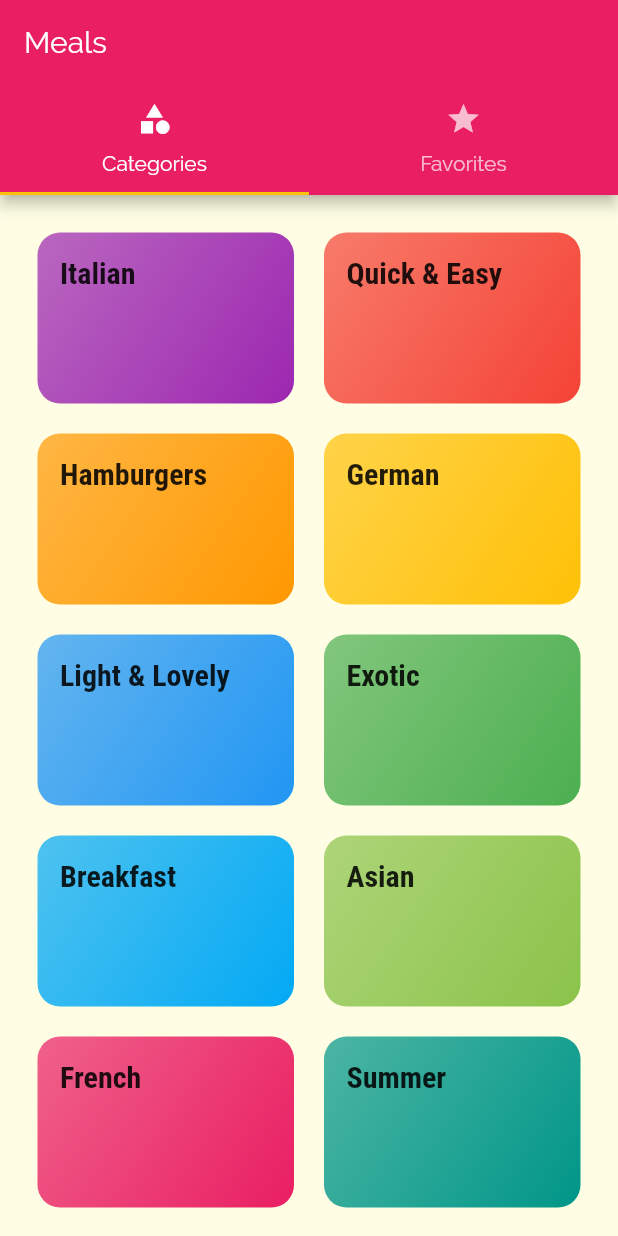
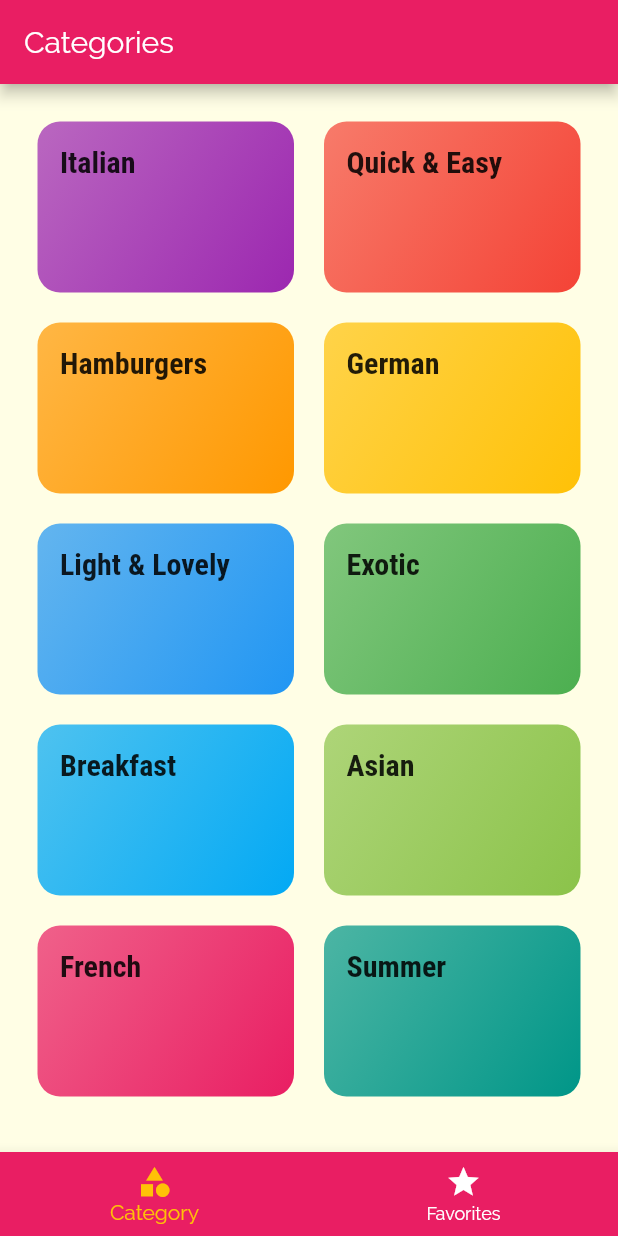
Before and after one commit to EviCoach/Delimeals, a Flutter app: the screen it shows after launch, on a phone screen of 412 x 824 dp. Run offline on Flutter 3.47's test engine with Material 2 defaults, Android fonts, the phone set to English and light mode, and no system bars.

```diff
--- a/lib/screens/tabs_screen.dart
+++ b/lib/screens/tabs_screen.dart
@@ -1,8 +1,38 @@
 /// only manage the tabs and load different screens depending on which tab was selected
 import 'package:flutter/material.dart';
 
+import './favorites_screen.dart';
 import './categories_screen.dart';
-import './favorites_screen.dart';
+
+// class TabsScreen extends StatefulWidget {
+//   @override
+//   _TabsScreenState createState() => _TabsScreenState();
+// }
+
+// class _TabsScreenState extends State<TabsScreen> {
+//   @override
+//   Widget build(BuildContext context) {
+//     return DefaultTabController(
+//       length: 2,
+//       child: Scaffold(
+//         appBar: AppBar(
+//           title: Text('Meals'),
+//           bottom: TabBar(
+//             tabs: <Widget>[
+//               Tab(icon: Icon(Icons.category), text: 'Categories'),
+//               Tab(icon: Icon(Icons.star), text: 'Favorites')
+//             ],
+//           ),
+//         ),
+//         body: TabBarView(children: <Widget>[
+//           CategoriesScreen(), FavoritesScreen()
+//         ],),
+//       ),
+//     );
+//   }
+// }
+/////////////////////////////////////////////////////////////////////////////////////////////////////////////////
+/// BOTTOM TAB BAR
 
 class TabsScreen extends StatefulWidget {
   @override
@@ -10,23 +40,43 @@ class TabsScreen extends StatefulWidget {
 }
 
 class _TabsScreenState extends State<TabsScreen> {
+  final List<Map<String, dynamic>> _pages = [
+    {'page': CategoriesScreen(), 'title': 'Categories'},
+    {'page': FavoritesScreen(), 'title': 'Favorites'}
+  ];
+
+  int _selectedPageIndex = 0;
+
+  void _selectPage(int index) {
+    setState(() {
+      _selectedPageIndex = index;
+    });
+  }
+
   @override
   Widget build(BuildContext context) {
-    return DefaultTabController(
-      length: 2,
-      child: Scaffold(
-        appBar: AppBar(
-          title: Text('Meals'),
-          bottom: TabBar(
-            tabs: <Widget>[
-              Tab(icon: Icon(Icons.category), text: 'Categories'),
-              Tab(icon: Icon(Icons.star), text: 'Favorites')
-            ],
-          ),
-        ),
-        body: TabBarView(children: <Widget>[
-          CategoriesScreen(), FavoritesScreen()
-        ],),
+    return Scaffold(
+      appBar: AppBar(
+        title: Text(_pages[_selectedPageIndex]['title']),
+      ),
+      body: _pages[_selectedPageIndex]['page'],
+      bottomNavigationBar: BottomNavigationBar(
+        unselectedItemColor: Colors.white,
+        selectedItemColor: Theme.of(context).accentColor,
+        currentIndex: _selectedPageIndex,
+        // type: BottomNavigationBarType.shifting,
+        onTap: (selectedPageIndex) => _selectPage(selectedPageIndex),
+        backgroundColor: Theme.of(context).primaryColor,
+        items: [
+          BottomNavigationBarItem(
+              // backgroundColor: Theme.of(context).primaryColor,
+              icon: Icon(Icons.category),
+              title: Text('Category')),
+          BottomNavigationBarItem(
+              // backgroundColor: Theme.of(context).primaryColor,
+              icon: Icon(Icons.star),
+              title: Text('Favorites'))
+        ],
       ),
     );
   }
```
